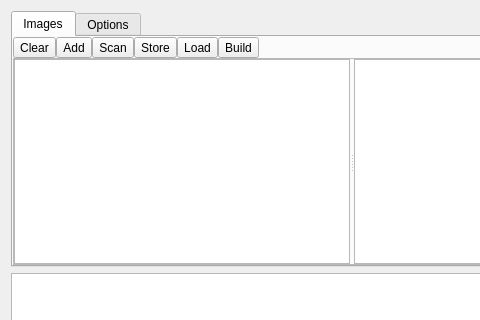
This is app/recoverwindow.ui in BG4444/Raid0Recovery as Qt 5 draws it before an edit; both pictures show x 0 to 480 and y 0 to 320 of the 704 by 561 pixel window. The edited form follows.
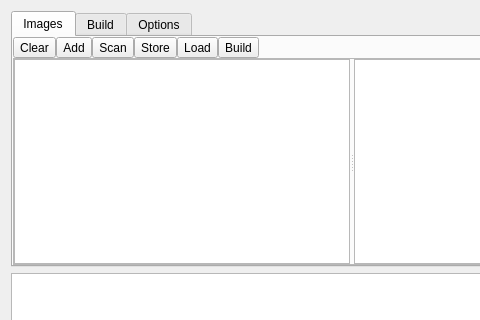
This is the edited form.

What changed in the file:
```diff
--- a/app/recoverwindow.ui
+++ b/app/recoverwindow.ui
@@ -137,6 +137,11 @@
         </item>
        </layout>
       </widget>
+      <widget class="QWidget" name="buildTab">
+       <attribute name="title">
+        <string>Build</string>
+       </attribute>
+      </widget>
       <widget class="QWidget" name="tab_2">
        <attribute name="title">
         <string>Options</string>
```
